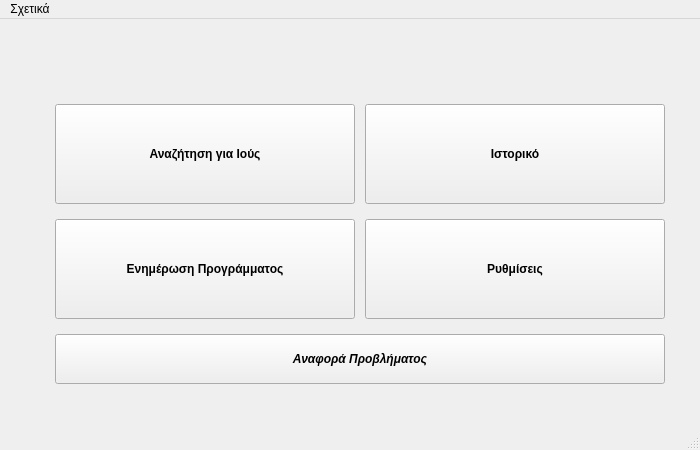
Qt form PrimeAVG/ui/mainWindow.ui (cti-gr/avgui) before a commit.
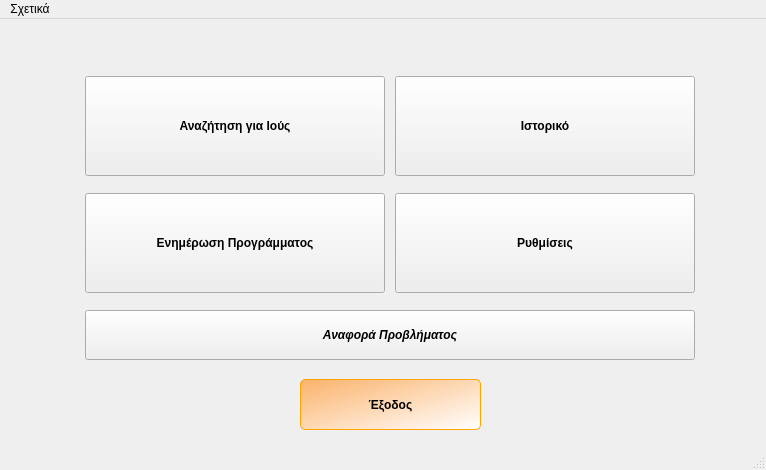
The same form after that commit. Icons and pictures are not drawn.

What changed in the file:
```diff
--- a/PrimeAVG/ui/mainWindow.ui
+++ b/PrimeAVG/ui/mainWindow.ui
@@ -6,8 +6,8 @@
    <rect>
     <x>0</x>
     <y>0</y>
-    <width>700</width>
-    <height>450</height>
+    <width>766</width>
+    <height>470</height>
    </rect>
   </property>
   <property name="sizePolicy">
@@ -18,14 +18,14 @@
   </property>
   <property name="minimumSize">
    <size>
-    <width>700</width>
-    <height>450</height>
+    <width>0</width>
+    <height>0</height>
    </size>
   </property>
   <property name="maximumSize">
    <size>
-    <width>700</width>
-    <height>450</height>
+    <width>160000</width>
+    <height>160000</height>
    </size>
   </property>
   <property name="windowTitle">
@@ -35,6 +35,13 @@
    <iconset resource="../media/avg.qrc">
     <normaloff>:/avg_logo.png</normaloff>:/avg_logo.png</iconset>
   </property>
+  <property name="styleSheet">
+   <string notr="true">QPushButton#btnExitMain { 
+border: 1px solid orange;	
+border-radius: 5px ;
+	background-color: qlineargradient(spread:pad, x1:0, y1:0, x2:1, y2:1, stop:0 rgba(255, 160, 68, 196), stop:1 rgba(255, 255, 255, 255));
+}</string>
+  </property>
   <property name="locale">
    <locale language="Greek" country="Greece"/>
   </property>
@@ -45,13 +52,16 @@
    </size>
   </property>
   <widget class="QWidget" name="centralwidget">
+   <property name="styleSheet">
+    <string notr="true"/>
+   </property>
    <widget class="QWidget" name="gridLayoutWidget">
     <property name="geometry">
      <rect>
-      <x>50</x>
-      <y>70</y>
+      <x>80</x>
+      <y>40</y>
       <width>620</width>
-      <height>311</height>
+      <height>321</height>
      </rect>
     </property>
     <layout class="QGridLayout" name="gridLayout">
@@ -249,8 +259,8 @@
    <widget class="QLabel" name="label_2">
     <property name="geometry">
      <rect>
-      <x>300</x>
-      <y>20</y>
+      <x>330</x>
+      <y>0</y>
       <width>121</width>
       <height>51</height>
      </rect>
@@ -265,13 +275,39 @@
      <bool>true</bool>
     </property>
    </widget>
+   <widget class="QPushButton" name="btnExitMain">
+    <property name="geometry">
+     <rect>
+      <x>300</x>
+      <y>360</y>
+      <width>181</width>
+      <height>51</height>
+     </rect>
+    </property>
+    <property name="font">
+     <font>
+      <weight>75</weight>
+      <bold>true</bold>
+     </font>
+    </property>
+    <property name="styleSheet">
+     <string notr="true"/>
+    </property>
+    <property name="text">
+     <string>Έξοδος</string>
+    </property>
+    <property name="icon">
+     <iconset resource="../media/avg.qrc">
+      <normaloff>:/power_off.png</normaloff>:/power_off.png</iconset>
+    </property>
+   </widget>
   </widget>
   <widget class="QMenuBar" name="menubar">
    <property name="geometry">
     <rect>
      <x>0</x>
      <y>0</y>
-     <width>700</width>
+     <width>766</width>
      <height>25</height>
     </rect>
    </property>
```
Left out of the diff: 116 changed lines with no effect on the pictures.
